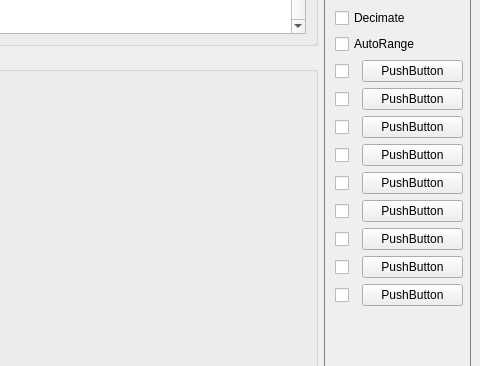
The window that ui/mainwindow.ui (mhorn71/StarbaseMini) describes before a commit, drawn with Qt 5; both pictures show x 425 to 905 and y 93 to 459 of the 905 by 651 pixel window.
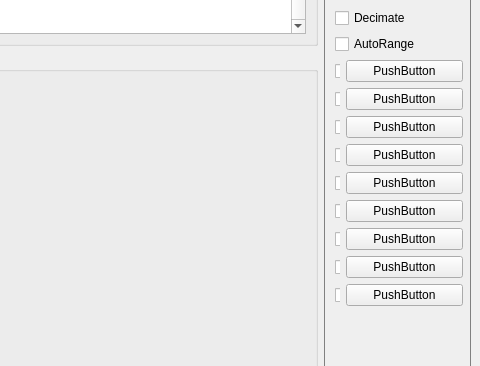
The same window after the commit. The open tabs and pages were chosen to show the change.

Commit message: Updated mainwindow.py channel colour indicator width.

The edit to the form file:
```diff
--- a/ui/mainwindow.ui
+++ b/ui/mainwindow.ui
@@ -302,7 +302,7 @@
                 <widget class="QCheckBox" name="channel0colour">
                  <property name="maximumSize">
                   <size>
-                   <width>21</width>
+                   <width>5</width>
                    <height>22</height>
                   </size>
                  </property>
@@ -332,7 +332,7 @@
                 <widget class="QCheckBox" name="channel1colour">
                  <property name="maximumSize">
                   <size>
-                   <width>21</width>
+                   <width>5</width>
                    <height>22</height>
                   </size>
                  </property>
@@ -362,7 +362,7 @@
                 <widget class="QCheckBox" name="channel2colour">
                  <property name="maximumSize">
                   <size>
-                   <width>21</width>
+                   <width>5</width>
                    <height>22</height>
                   </size>
                  </property>
@@ -392,7 +392,7 @@
                 <widget class="QCheckBox" name="channel3colour">
                  <property name="maximumSize">
                   <size>
-                   <width>21</width>
+                   <width>5</width>
                    <height>22</height>
                   </size>
                  </property>
@@ -422,7 +422,7 @@
                 <widget class="QCheckBox" name="channel4colour">
                  <property name="maximumSize">
                   <size>
-                   <width>21</width>
+                   <width>5</width>
                    <height>22</height>
                   </size>
                  </property>
@@ -452,7 +452,7 @@
                 <widget class="QCheckBox" name="channel5colour">
                  <property name="maximumSize">
                   <size>
-                   <width>21</width>
+                   <width>5</width>
                    <height>22</height>
                   </size>
                  </property>
@@ -482,7 +482,7 @@
                 <widget class="QCheckBox" name="channel6colour">
                  <property name="maximumSize">
                   <size>
-                   <width>21</width>
+                   <width>5</width>
                    <height>22</height>
                   </size>
                  </property>
@@ -512,7 +512,7 @@
                 <widget class="QCheckBox" name="channel7colour">
                  <property name="maximumSize">
                   <size>
-                   <width>21</width>
+                   <width>5</width>
                    <height>22</height>
                   </size>
                  </property>
@@ -542,7 +542,7 @@
                 <widget class="QCheckBox" name="channel8colour">
                  <property name="maximumSize">
                   <size>
-                   <width>21</width>
+                   <width>5</width>
                    <height>22</height>
                   </size>
                  </property>
```
The commit also changes 1 other file.
